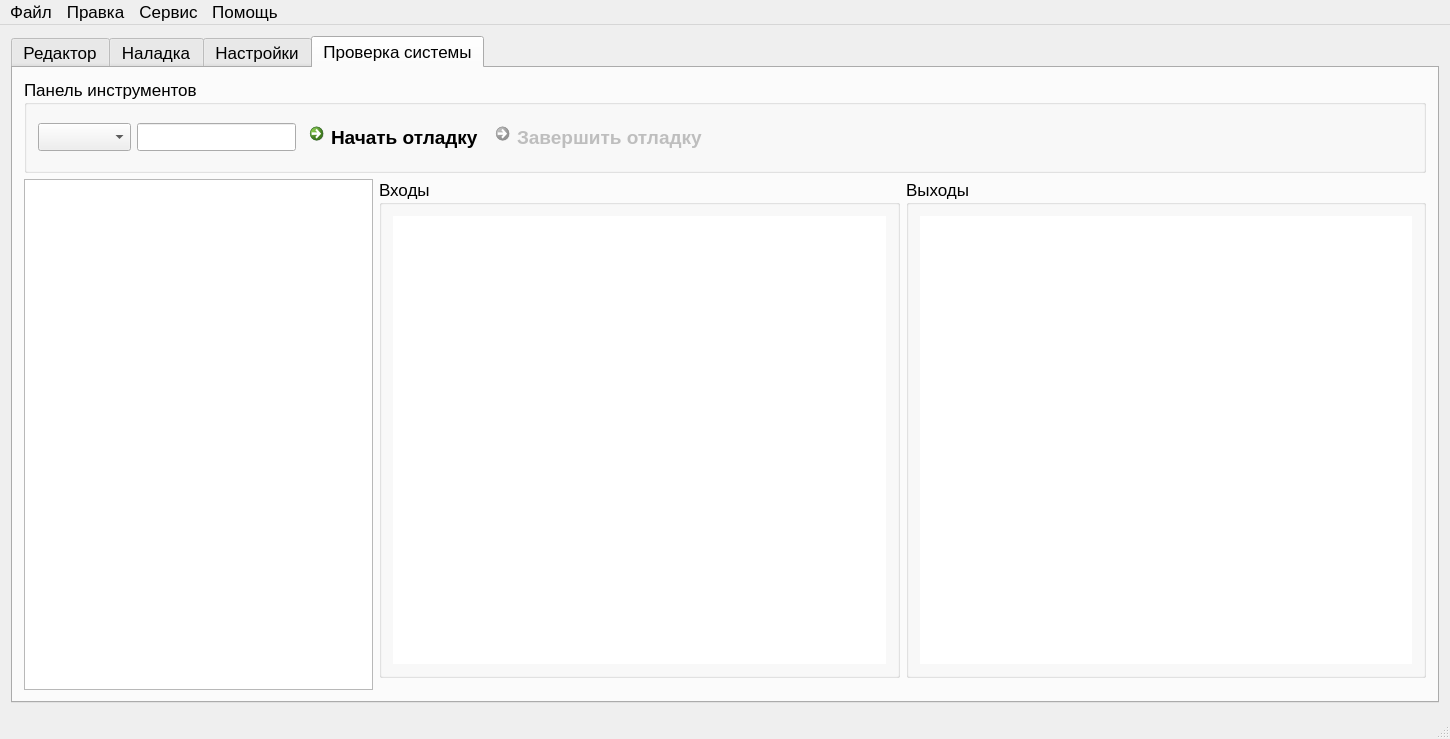
Xtail96/SML, file KAMEditor/gui/mainwindow.ui: the form before one commit.
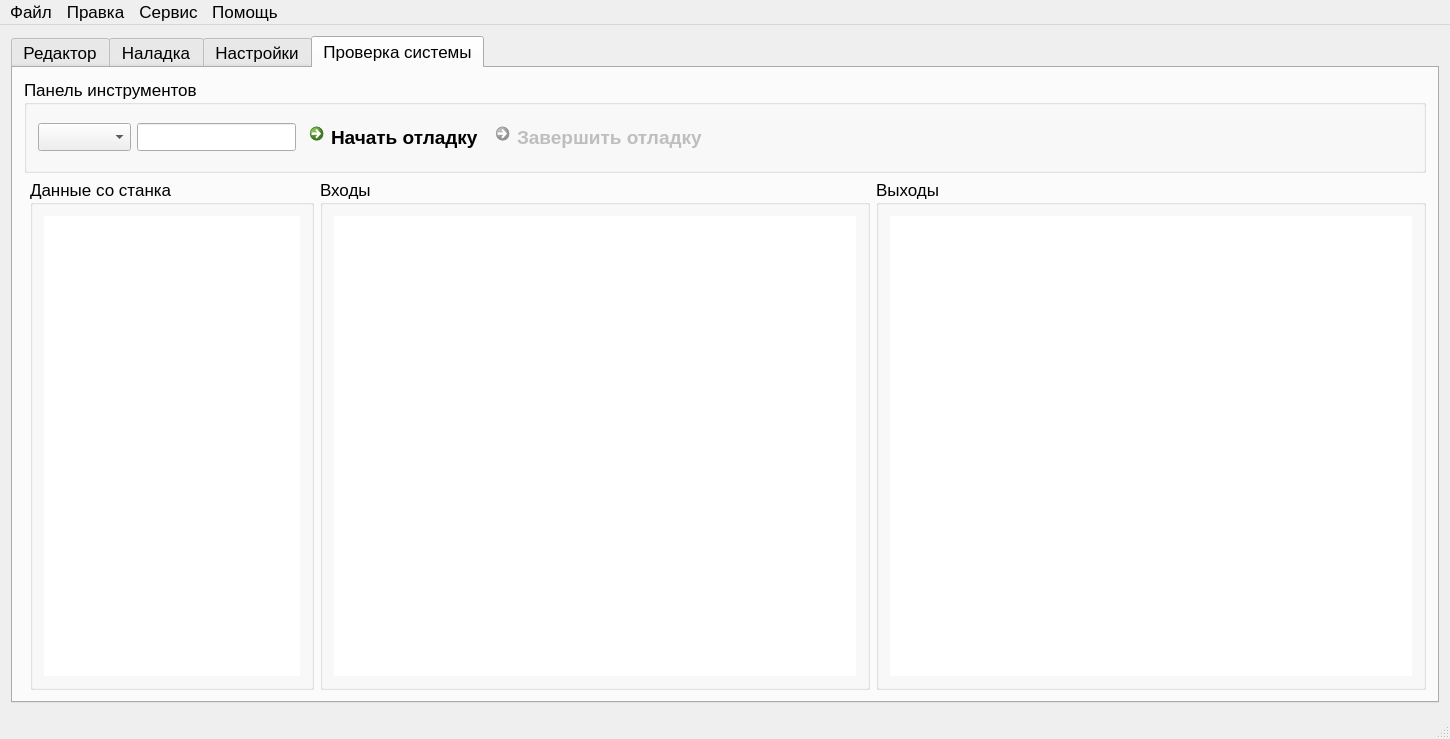
The form after the commit. The open tabs and pages were chosen to show the change. Icons and pictures are not drawn. Custom widgets are drawn as their Qt base class.

Commit message: Доработка интерфейсов вкладки Отладка

What changed in the file:
```diff
--- a/KAMEditor/gui/mainwindow.ui
+++ b/KAMEditor/gui/mainwindow.ui
@@ -4318,33 +4318,31 @@
        </attribute>
        <layout class="QGridLayout" name="gridLayout_11">
         <item row="1" column="1">
-         <widget class="QFrame" name="inputsOutputsFrame">
+         <widget class="QGroupBox" name="recievedDataGroupBox">
+          <property name="title">
+           <string>Данные со станка</string>
+          </property>
+          <layout class="QVBoxLayout" name="verticalLayout_13">
+           <item>
+            <widget class="QTextEdit" name="recievedDataTextEdit">
           <property name="sizePolicy">
            <sizepolicy hsizetype="Preferred" vsizetype="Preferred">
-            <horstretch>3</horstretch>
+               <horstretch>1</horstretch>
             <verstretch>0</verstretch>
            </sizepolicy>
           </property>
           <property name="frameShape">
            <enum>QFrame::NoFrame</enum>
           </property>
-          <property name="frameShadow">
-           <enum>QFrame::Raised</enum>
-          </property>
-          <layout class="QGridLayout" name="gridLayout_9">
-           <property name="leftMargin">
-            <number>0</number>
-           </property>
-           <property name="topMargin">
-            <number>0</number>
-           </property>
-           <property name="rightMargin">
-            <number>0</number>
-           </property>
-           <property name="bottomMargin">
-            <number>0</number>
-           </property>
-           <item row="0" column="0">
+             <property name="readOnly">
+              <bool>true</bool>
+             </property>
+            </widget>
+           </item>
+          </layout>
+         </widget>
+        </item>
+        <item row="1" column="2">
             <widget class="QGroupBox" name="inputsGroupBox">
              <property name="sizePolicy">
               <sizepolicy hsizetype="Preferred" vsizetype="Preferred">
@@ -4366,32 +4364,7 @@
              </layout>
             </widget>
            </item>
-           <item row="0" column="2">
-            <widget class="QGroupBox" name="outputsGroupBox">
-             <property name="sizePolicy">
-              <sizepolicy hsizetype="Preferred" vsizetype="Preferred">
-               <horstretch>3</horstretch>
-               <verstretch>0</verstretch>
-              </sizepolicy>
-             </property>
-             <property name="title">
-              <string>Выходы</string>
-             </property>
-             <layout class="QGridLayout" name="gridLayout_30">
-              <item row="0" column="0">
-               <widget class="QTableWidget" name="outpusthTableWidget">
-                <property name="frameShape">
-                 <enum>QFrame::NoFrame</enum>
-                </property>
-               </widget>
-              </item>
-             </layout>
-            </widget>
-           </item>
-          </layout>
-         </widget>
-        </item>
-        <item row="0" column="0" colspan="2">
+        <item row="0" column="0" colspan="4">
          <widget class="QGroupBox" name="debugToolsGroupBox">
           <property name="title">
            <string>Панель инструментов</string>
@@ -4468,14 +4441,26 @@
           </layout>
          </widget>
         </item>
-        <item row="1" column="0" rowspan="3">
-         <widget class="QTextEdit" name="recievedDataTextEdit">
+        <item row="1" column="3">
+         <widget class="QGroupBox" name="outputsGroupBox">
           <property name="sizePolicy">
            <sizepolicy hsizetype="Preferred" vsizetype="Preferred">
-            <horstretch>1</horstretch>
+            <horstretch>3</horstretch>
             <verstretch>0</verstretch>
            </sizepolicy>
           </property>
+          <property name="title">
+           <string>Выходы</string>
+          </property>
+          <layout class="QGridLayout" name="gridLayout_30">
+           <item row="0" column="0">
+            <widget class="QTableWidget" name="outpusthTableWidget">
+             <property name="frameShape">
+              <enum>QFrame::NoFrame</enum>
+             </property>
+            </widget>
+           </item>
+          </layout>
          </widget>
         </item>
        </layout>
```
Lines whose indentation alone changed are shown as unchanged.
